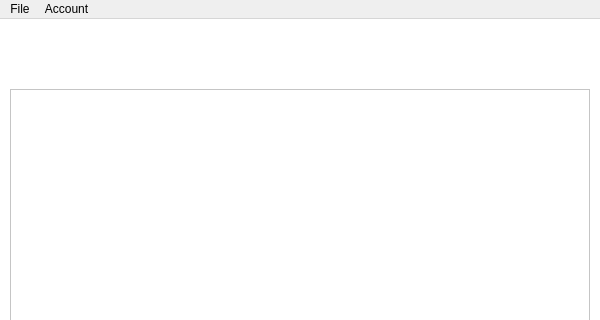
Qt form client/ui/ShowFiles/showFiles.ui (s267562/Live-Text-Editor) before a commit; both pictures show x 0 to 600 and y 0 to 320 of the 600 by 600 pixel window.
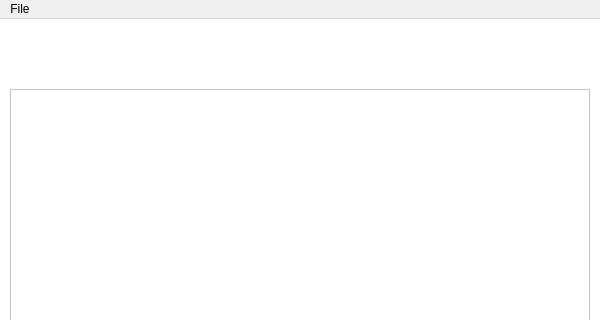
The same form after that commit. Icons and pictures are not drawn. Custom widgets are drawn as their Qt base class.

Commit message: Fixed toolbar + fixed labels

Diff of the .ui file:
```diff
--- a/client/ui/ShowFiles/showFiles.ui
+++ b/client/ui/ShowFiles/showFiles.ui
@@ -171,7 +171,7 @@
      <x>0</x>
      <y>0</y>
      <width>600</width>
-     <height>22</height>
+     <height>20</height>
     </rect>
    </property>
    <widget class="QMenu" name="menuFile">
@@ -180,13 +180,7 @@
     </property>
     <addaction name="actionNew_File"/>
    </widget>
-   <widget class="QMenu" name="menuAccount">
-    <property name="title">
-     <string>Account</string>
-    </property>
-   </widget>
    <addaction name="menuFile"/>
-   <addaction name="menuAccount"/>
   </widget>
   <action name="actionNew_File">
    <property name="checkable">
```
The commit also changes 3 other files.
